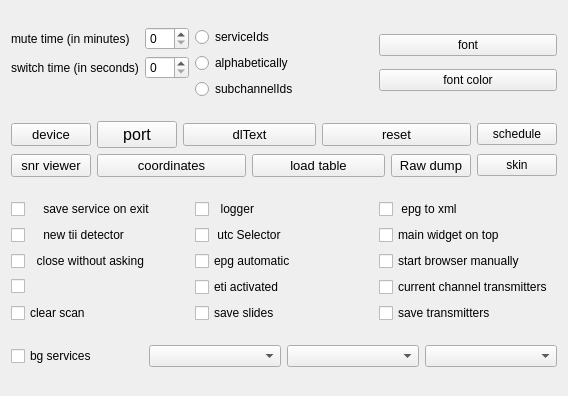
First picture: the form in qt-dab-s6/forms-v6/config-helper.ui, repository JvanKatwijk/qt-dab, before the edit.
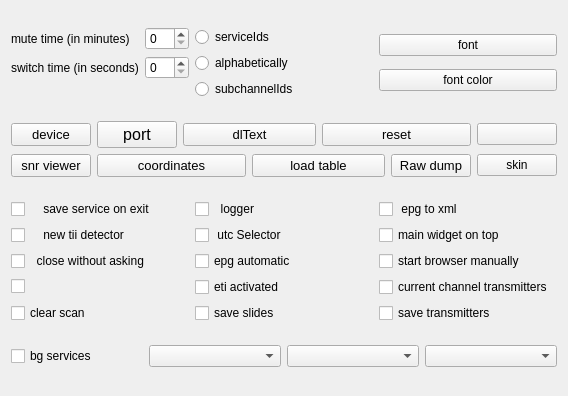
Second picture: the form after the edit. Custom widgets are drawn as their Qt base class.

```diff
--- a/qt-dab-s6/forms-v6/config-helper.ui
+++ b/qt-dab-s6/forms-v6/config-helper.ui
@@ -192,7 +192,7 @@
         <string>&lt;html&gt;&lt;head/&gt;&lt;body&gt;&lt;p&gt;Touching this button allows specifying an element for the scheduler&lt;/p&gt;&lt;/body&gt;&lt;/html&gt;</string>
        </property>
        <property name="text">
-        <string>schedule</string>
+        <string> </string>
        </property>
       </widget>
      </item>
```
